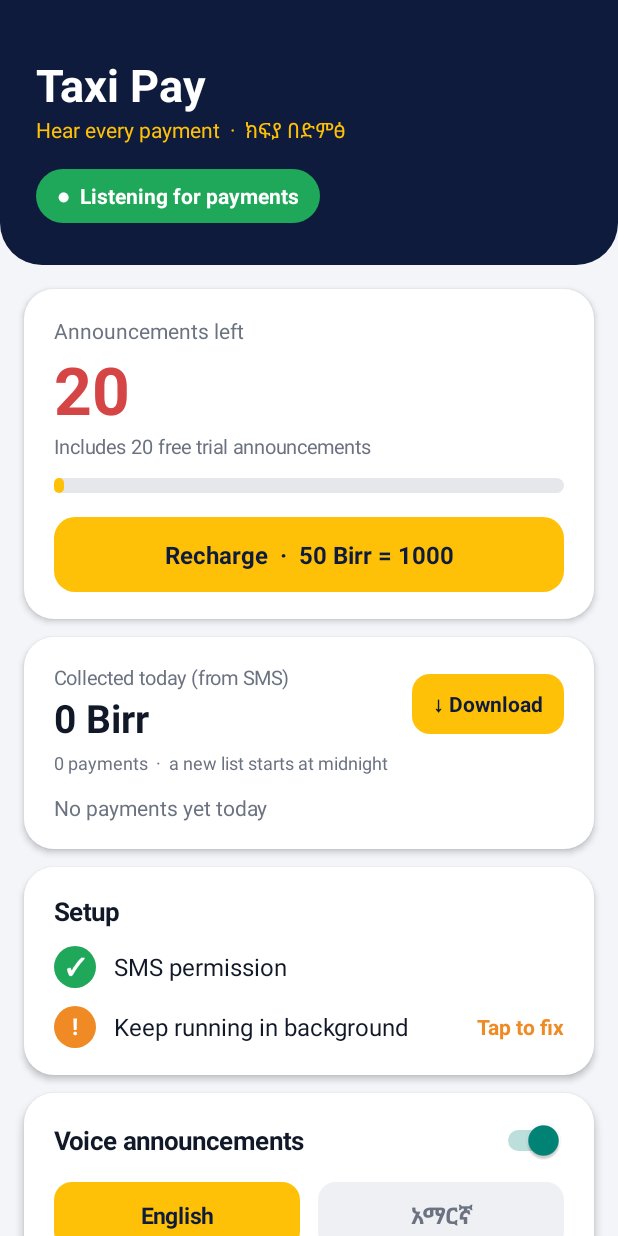
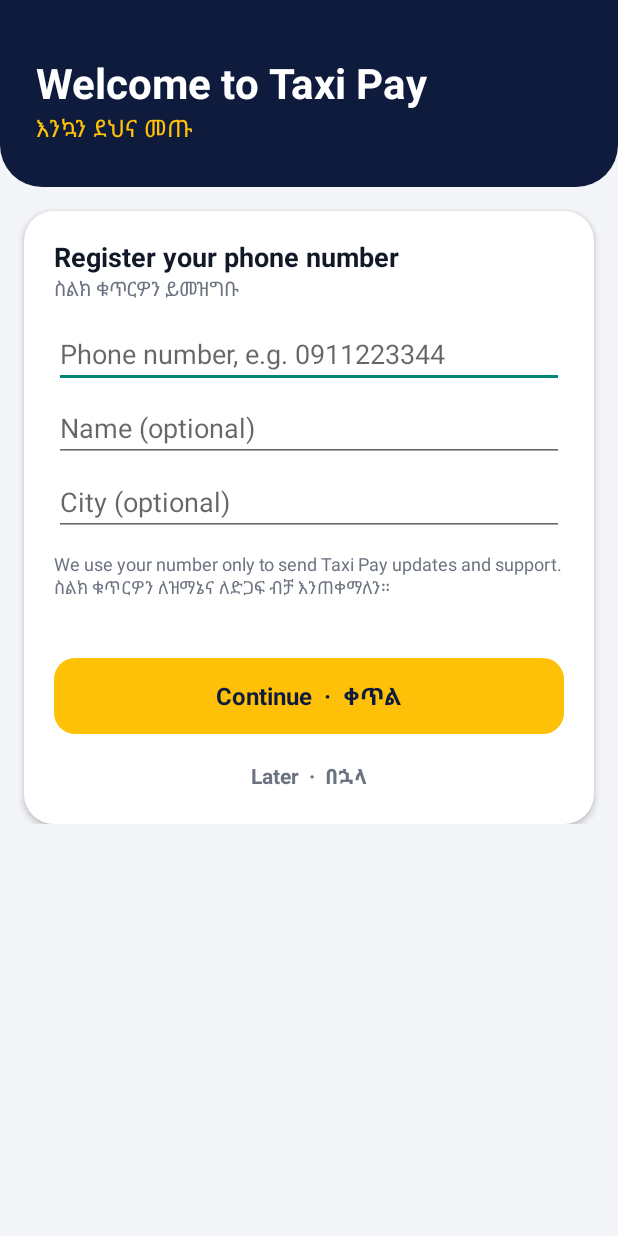
Before and after one commit to tamirataberaa-arch/taxi-pay, an Android app: the screen it shows after launch (MainActivity), on a phone screen of 412 x 824 dp. Run offline under Robolectric (Android 15) with nearby library versions, the phone set to English and light mode, and no system bars.

Commit message:
Registration, news, update prompt: app/src/main/java/com/taxipay/app/MainActivity.kt

```diff
--- a/app/src/main/java/com/taxipay/app/MainActivity.kt
+++ b/app/src/main/java/com/taxipay/app/MainActivity.kt
@@ -35,6 +35,7 @@ class MainActivity : Activity() {
     private lateinit var root: LinearLayout
     private var advanced = false
     private var taps = 0
+    private var gateSkipped = false
 
     private fun dp(v: Int) = (v * resources.displayMetrics.density).toInt()
     private fun shape(color: Int, r: Int) = GradientDrawable().apply { setColor(color); cornerRadius = dp(r).toFloat() }
@@ -58,7 +59,7 @@ class MainActivity : Activity() {
         setContentView(ScrollView(this).apply { setBackgroundColor(BG); addView(root) })
     }
 
-    override fun onResume() { super.onResume(); Voice.syncIfDue(this); render() }
+    override fun onResume() { super.onResume(); Voice.syncIfDue(this); Remote.refresh(this) { runOnUiThread { render() } }; render() }
     override fun onRequestPermissionsResult(c: Int, p: Array<out String>, g: IntArray) { super.onRequestPermissionsResult(c, p, g); render() }
 
     private fun row(title: String, ok: Boolean, fix: () -> Unit): LinearLayout = LinearLayout(this).apply {
@@ -71,6 +72,7 @@ class MainActivity : Activity() {
 
     private fun render() {
         root.removeAllViews()
+        if (needGate()) { renderGate(); return }
         val sms = checkSelfPermission(Manifest.permission.RECEIVE_SMS) == PackageManager.PERMISSION_GRANTED
         val bat = (getSystemService(POWER_SERVICE) as PowerManager).isIgnoringBatteryOptimizations(packageName)
         val on = Prefs.enabled(this)
@@ -87,6 +89,7 @@ class MainActivity : Activity() {
         head.addView(tv("●  $state", 14f, Color.WHITE, true).apply { background = shape(if (good) GREEN else ORANGE, 20); setPadding(dp(14), dp(8), dp(14), dp(8)) }, lp(w = WRAP, top = 16))
         root.addView(head, LinearLayout.LayoutParams(MATCH, WRAP))
 
+        for (n in buildNotices()) add(n, 12)
         val bal = card()
         bal.addView(tv("Announcements left", 14f, GRAY))
         bal.addView(tv(left.toString(), 44f, if (left <= 50) RED else INK, true))
@@ -207,6 +210,82 @@ class MainActivity : Activity() {
         return c
     }
 
+    private fun needGate(): Boolean =
+        Remote.requireReg(this) && !gateSkipped && (Prefs.sp(this).getString("regPhone", "") ?: "").isEmpty()
+
+    private fun renderGate() {
+        val head = LinearLayout(this).apply {
+            orientation = LinearLayout.VERTICAL; setPadding(dp(24), dp(36), dp(24), dp(28))
+            background = GradientDrawable().apply { setColor(NAVY); val r = dp(28).toFloat(); cornerRadii = floatArrayOf(0f, 0f, 0f, 0f, r, r, r, r) }
+        }
+        head.addView(tv("Welcome to Taxi Pay", 28f, Color.WHITE, true))
+        head.addView(tv("እንኳን ደህና መጡ", 16f, YELLOW))
+        root.addView(head, LinearLayout.LayoutParams(MATCH, WRAP))
+        val c = card()
+        c.addView(tv("Register your phone number", 18f, INK, true))
+        c.addView(tv("ስልክ ቁጥርዎን ይመዝግቡ", 13f, GRAY))
+        val phone = EditText(this).apply { hint = "Phone number, e.g. 0911223344"; inputType = InputType.TYPE_CLASS_PHONE; textSize = 18f }
+        val name = EditText(this).apply { hint = "Name (optional)"; inputType = InputType.TYPE_CLASS_TEXT or InputType.TYPE_TEXT_FLAG_CAP_WORDS }
+        val city = EditText(this).apply { hint = "City (optional)"; inputType = InputType.TYPE_CLASS_TEXT or InputType.TYPE_TEXT_FLAG_CAP_WORDS }
+        c.addView(phone, lp(top = 12)); c.addView(name, lp(top = 4)); c.addView(city, lp(top = 4))
+        c.addView(tv("We use your number only to send Taxi Pay updates and support. ስልክ ቁጥርዎን ለዝማኔና ለድጋፍ ብቻ እንጠቀማለን።", 12f, GRAY), lp(top = 10))
+        val msg = tv("", 14f, RED, true)
+        c.addView(msg, lp(top = 8))
+        var busy = false
+        c.addView(pill("Continue  ·  ቀጥል", YELLOW, NAVY) {
+            if (busy) return@pill
+            busy = true; msg.setTextColor(GRAY); msg.text = "Please wait..."
+            Remote.register(this, phone.text.toString(), name.text.toString(), city.text.toString()) { ok, m ->
+                runOnUiThread { busy = false; if (ok) render() else { msg.setTextColor(RED); msg.text = m } }
+            }
+        }, lp(top = 12))
+        if (Prefs.sp(this).getInt("regSkips", 0) < 3) {
+            c.addView(tv("Later  ·  በኋላ", 14f, GRAY, true).apply {
+                gravity = Gravity.CENTER; setPadding(0, dp(14), 0, dp(4))
+                setOnClickListener {
+                    Prefs.sp(this@MainActivity).edit().putInt("regSkips", Prefs.sp(this@MainActivity).getInt("regSkips", 0) + 1).apply()
+                    gateSkipped = true; render()
+                }
+            }, lp(top = 4))
+        }
+        add(c, 16)
+    }
+
+    private fun buildNotices(): List<View> {
+        val out = ArrayList<View>()
+        val cfg = Remote.cfg(this)
+        val u = cfg.optJSONObject("update")
+        if (u != null && u.optInt("code") > Remote.installed(this)) {
+            val req = u.optBoolean("required")
+            val later = Prefs.sp(this).getLong("updLater", 0L)
+            if (req || System.currentTimeMillis() - later > 24 * 3600 * 1000L) {
+                val c = card()
+                val nm = u.optString("name")
+                c.addView(tv("New version available" + (if (nm.isNotEmpty()) "  ·  $nm" else ""), 16f, INK, true))
+                if (u.optString("notes").isNotEmpty()) c.addView(tv(u.optString("notes"), 13f, GRAY), lp(top = 4))
+                val row = LinearLayout(this).apply { orientation = LinearLayout.HORIZONTAL }
+                row.addView(pill("Update  ·  አዘምን", YELLOW, NAVY) { startActivity(Intent(Intent.ACTION_VIEW, Uri.parse(u.optString("url")))) }, LinearLayout.LayoutParams(0, WRAP, 1f))
+                if (!req) row.addView(pill("Later", Color.parseColor("#E5E7EB"), NAVY) {
+                    Prefs.sp(this).edit().putLong("updLater", System.currentTimeMillis()).apply(); render()
+                }, LinearLayout.LayoutParams(0, WRAP, 1f).apply { setMargins(dp(8), 0, 0, 0) })
+                c.addView(row, lp(top = 12))
+                out.add(c)
+            }
+        }
+        val n = cfg.optJSONObject("news")
+        if (n != null && n.optString("text").isNotEmpty() && n.optString("id") != Prefs.sp(this).getString("newsSeen", "")) {
+            val c = card()
+            c.addView(tv("News  ·  ዜና", 13f, GRAY, true))
+            c.addView(tv(n.optString("text"), 15f, INK), lp(top = 4))
+            c.addView(tv("Got it  ·  ገባኝ", 14f, NAVY, true).apply {
+                setPadding(0, dp(12), 0, 0)
+                setOnClickListener { Prefs.sp(this@MainActivity).edit().putString("newsSeen", n.optString("id")).apply(); render() }
+            })
+            out.add(c)
+        }
+        return out
+    }
+
     private fun showRecharge() {
         val box = LinearLayout(this).apply { orientation = LinearLayout.VERTICAL; setPadding(dp(24), dp(24), dp(24), dp(24)) }
         box.addView(tv("Recharge Taxi Pay", 22f, INK, true))
```
